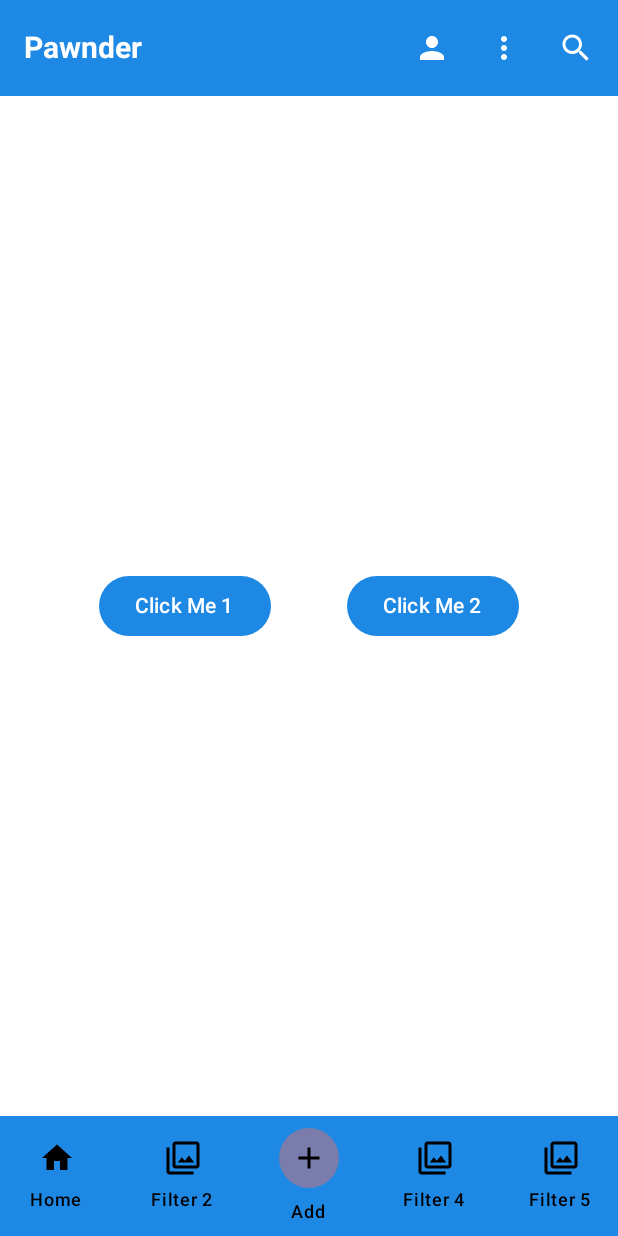
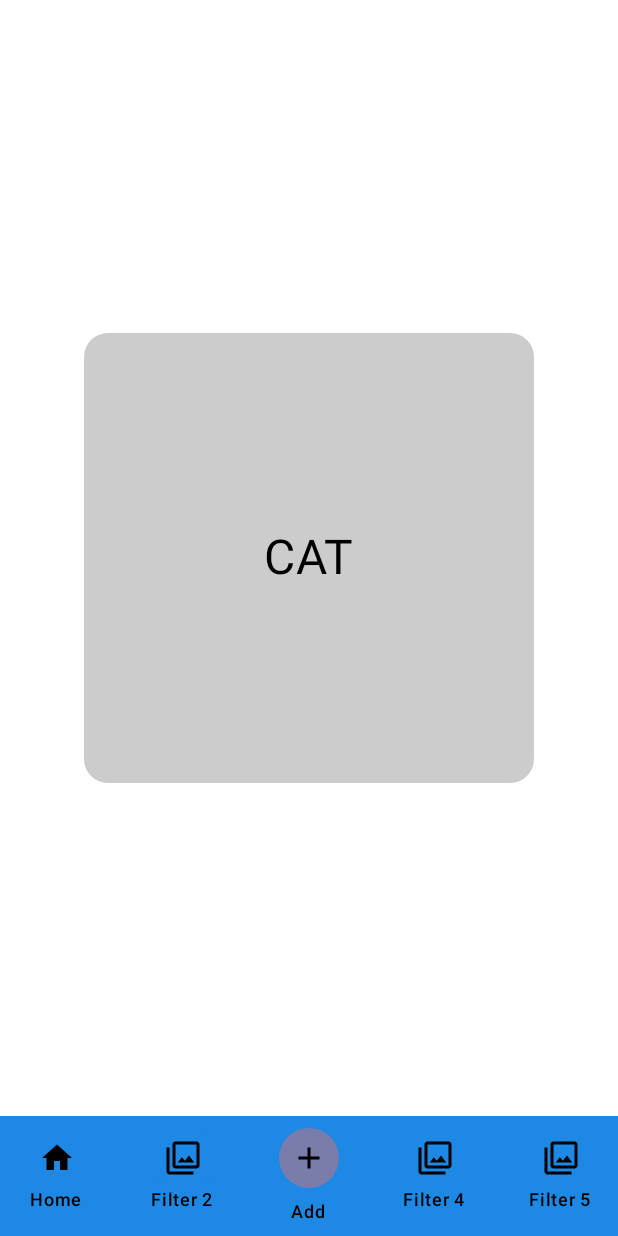
Before and after one commit to SoloHollow/sars-android, an Android app built with Jetpack Compose: the screen it shows after launch (MainActivity), item 2 of the bottom bar chosen, on a phone screen of 412 x 824 dp. Run offline under Robolectric (Android 15) with nearby library versions, the phone set to English and light mode, and no system bars.

Commit message:
Navigation and adoption tab (#5)
* fixed navigation and adoption tab

* changed navigation and adoptiom

* changed the conflicts of mainScreen and PlusScreen

* removed unwanted comments and lint

```diff
--- a/app/build.gradle.kts
+++ b/app/build.gradle.kts
@@ -48,6 +48,7 @@ dependencies {
     implementation("androidx.activity:activity-compose")
     implementation("androidx.lifecycle:lifecycle-runtime-ktx")
     implementation("androidx.compose.material:material-icons-extended")
+    implementation(libs.androidx.navigation.runtime.android)
     debugImplementation("androidx.compose.ui:ui-tooling")
     debugImplementation("androidx.compose.ui:ui-test-manifest")
     testImplementation("junit:junit:4.13.2")
@@ -56,7 +57,7 @@ dependencies {
     androidTestImplementation(platform(libs.androidx.compose.bom))
     androidTestImplementation("androidx.compose.ui:ui-test-junit4")
     //navigation dependency
-    val nav_version = "2.9.1"
+    val nav_version = "2.7.6"
     implementation("androidx.navigation:navigation-compose:$nav_version")
     ///// LIFECYCLE /////
     val lifecycle_version = "2.7.0" // or latest
--- /dev/null
+++ b/app/src/main/java/com/example/sars/AdoptionScreen.kt
@@ -0,0 +1,74 @@
+package com.example.sars
+
+import androidx.compose.foundation.background
+import androidx.compose.foundation.gestures.detectHorizontalDragGestures
+import androidx.compose.foundation.layout.Box
+import androidx.compose.foundation.layout.fillMaxSize
+import androidx.compose.foundation.layout.padding
+import androidx.compose.foundation.layout.size
+import androidx.compose.foundation.shape.RoundedCornerShape
+import androidx.compose.material3.Scaffold
+import androidx.compose.material3.Text
+import androidx.compose.runtime.Composable
+import androidx.compose.runtime.getValue
+import androidx.compose.runtime.mutableIntStateOf
+import androidx.compose.runtime.mutableStateOf
+import androidx.compose.runtime.remember
+import androidx.compose.runtime.setValue
+import androidx.compose.ui.Alignment
+import androidx.compose.ui.Modifier
+import androidx.compose.ui.graphics.Color
+import androidx.compose.ui.input.pointer.pointerInput
+import androidx.compose.ui.tooling.preview.Preview
+import androidx.compose.ui.unit.dp
+import androidx.compose.ui.unit.sp
+import androidx.navigation.NavController
+import androidx.navigation.compose.rememberNavController
+import com.example.jetbrainscomponents.ui.theme.JetbrainsComponentsTheme
+
+
+@Composable
+fun AdoptionScreen(navController: NavController) {
+    val selectedIndex = remember { mutableIntStateOf(1) }
+    var showCamera by remember { mutableStateOf(false) }
+
+    val pets = remember { listOf("CAT", "DOG", "3") }
+    var currentIndex by remember { mutableStateOf(0) } // Correct delegation
+
+
+    Scaffold(
+        bottomBar = { AppBottomBar(navController,selectedIndex, onAddClick = { showCamera = true }) }
+
+    ) { padding ->
+        Box(Modifier.fillMaxSize().padding(padding)) {
+            if (currentIndex <  pets.size) {
+                Box(
+                    modifier = Modifier
+                        .align(Alignment.Center)
+                        .size(300.dp)
+                        .background(Color.LightGray, RoundedCornerShape(16.dp))
+                        .pointerInput(Unit) {
+                            detectHorizontalDragGestures { _, dragAmount ->
+                                if (dragAmount > 0) {  }
+                                else {  }
+                                currentIndex++
+                            }
+                        },
+                    contentAlignment = Alignment.Center
+                ) {
+                    Text(pets[currentIndex], fontSize = 32.sp)                }
+            } else {
+                Text("No more pets", Modifier.align(Alignment.Center))
+            }
+        }
+    }
+}
+
+@Preview(showBackground = true)
+@Composable
+fun PreviewAdoptionScreen() {
+    val navController = rememberNavController()
+    JetbrainsComponentsTheme {
+        AdoptionScreen(navController)
+    }
+}
--- a/app/src/main/java/com/example/sars/MainActivity.kt
+++ b/app/src/main/java/com/example/sars/MainActivity.kt
@@ -6,6 +6,8 @@ import androidx.activity.compose.setContent
 import androidx.activity.enableEdgeToEdge
 import androidx.compose.runtime.Composable
 import androidx.compose.ui.tooling.preview.Preview
+
+import androidx.navigation.compose.rememberNavController
 import com.example.jetbrainscomponents.ui.theme.JetbrainsComponentsTheme
 
 class MainActivity : ComponentActivity() {
@@ -14,7 +16,7 @@ class MainActivity : ComponentActivity() {
         enableEdgeToEdge()
         setContent {
             JetbrainsComponentsTheme {
-                MainScreen()
+                Navigation()
             }
         }
     }
@@ -22,7 +24,8 @@ class MainActivity : ComponentActivity() {
 @Preview(showBackground = true)
 @Composable
 fun PreviewMainScreen() {
+    val navController = rememberNavController()
     JetbrainsComponentsTheme {
-        MainScreen()
+        MainScreen(navController)
     }
 }
--- a/app/src/main/java/com/example/sars/MainScreen.kt
+++ b/app/src/main/java/com/example/sars/MainScreen.kt
@@ -6,20 +6,53 @@ import android.util.Log
 import androidx.activity.compose.rememberLauncherForActivityResult
 import androidx.activity.result.contract.ActivityResultContracts
 import androidx.compose.foundation.background
-import androidx.compose.foundation.layout.*
+import androidx.compose.foundation.layout.Arrangement
+import androidx.compose.foundation.layout.Box
+import androidx.compose.foundation.layout.Column
+import androidx.compose.foundation.layout.Row
+import androidx.compose.foundation.layout.fillMaxSize
+import androidx.compose.foundation.layout.fillMaxWidth
+import androidx.compose.foundation.layout.padding
+import androidx.compose.foundation.layout.size
 import androidx.compose.foundation.shape.CircleShape
 import androidx.compose.material.icons.Icons
-import androidx.compose.material.icons.filled.*
-import androidx.compose.material3.*
-import androidx.compose.runtime.*
+import androidx.compose.material.icons.filled.Add
+import androidx.compose.material.icons.filled.Filter
+import androidx.compose.material.icons.filled.Home
+import androidx.compose.material.icons.filled.MoreVert
+import androidx.compose.material.icons.filled.Person
+import androidx.compose.material.icons.filled.Search
+import androidx.compose.material3.Button
+import androidx.compose.material3.ExperimentalMaterial3Api
+import androidx.compose.material3.Icon
+import androidx.compose.material3.IconButton
+import androidx.compose.material3.MaterialTheme
+import androidx.compose.material3.NavigationBar
+import androidx.compose.material3.NavigationBarItem
+import androidx.compose.material3.NavigationBarItemDefaults
+import androidx.compose.material3.Scaffold
+import androidx.compose.material3.Text
+import androidx.compose.material3.TopAppBar
+import androidx.compose.material3.TopAppBarDefaults
+import androidx.compose.runtime.Composable
+import androidx.compose.runtime.LaunchedEffect
+import androidx.compose.runtime.MutableState
+import androidx.compose.runtime.getValue
+import androidx.compose.runtime.mutableIntStateOf
+import androidx.compose.runtime.mutableStateOf
+import androidx.compose.runtime.remember
+import androidx.compose.runtime.setValue
 import androidx.compose.ui.Alignment
 import androidx.compose.ui.Modifier
 import androidx.compose.ui.graphics.Color
 import androidx.compose.ui.platform.LocalContext
 import androidx.compose.ui.text.font.FontWeight
+import androidx.compose.ui.tooling.preview.Preview
 import androidx.compose.ui.unit.dp
 import androidx.compose.ui.unit.sp
 import androidx.core.content.ContextCompat
+import androidx.navigation.NavController
+import com.example.jetbrainscomponents.ui.theme.JetbrainsComponentsTheme
 
 @OptIn(ExperimentalMaterial3Api::class)
 @Composable
@@ -51,18 +84,18 @@ fun AppTopBar() {
 }
 
 @Composable
-fun AppBottomBar(selectedIndex: MutableState<Int>, onAddClick: () -> Unit) {
+fun AppBottomBar(navController: NavController,selectedIndex: MutableState<Int>, onAddClick: () -> Unit) {
     NavigationBar(containerColor = MaterialTheme.colorScheme.primary) {
         NavigationBarItem(
             selected = selectedIndex.value == 0,
-            onClick = { selectedIndex.value = 0 },
+            onClick = { navController.navigate("Main-Screen")},
             icon = { Icon(Icons.Filled.Home, contentDescription = "Home") },
             label = { Text("Home") },
             colors = navItemColors()
         )
         NavigationBarItem(
             selected = selectedIndex.value == 1,
-            onClick = { selectedIndex.value = 1 },
+            onClick = { navController.navigate("Adoption-Screen")},
             icon = { Icon(Icons.Filled.Filter, contentDescription = "Filter 2") },
             label = { Text("Filter 2") },
             colors = navItemColors()
@@ -113,6 +146,7 @@ fun navItemColors() = NavigationBarItemDefaults.colors(
     indicatorColor = MaterialTheme.colorScheme.primary
 )
 
+
 @Composable
 fun RequestCameraPermission(onPermissionGranted: () -> Unit) {
     val context = LocalContext.current
@@ -137,7 +171,7 @@ fun RequestCameraPermission(onPermissionGranted: () -> Unit) {
 }
 
 @Composable
-fun MainScreen() {
+fun MainScreen(navController: NavController) {
     val selectedIndex = remember { mutableIntStateOf(0) }
     var permissionGranted by remember { mutableStateOf(false) }
     var showCamera by remember { mutableStateOf(false) }
@@ -153,11 +187,11 @@ fun MainScreen() {
             Text("Requesting Camera Permission...")
         }
     } else if (showCamera) {
-        CameraScreen(onClose = { showCamera = false })
+        CameraScreen(navController,onClose = { showCamera = false })
     } else {
         Scaffold(
             topBar = { AppTopBar() },
-            bottomBar = { AppBottomBar(selectedIndex, onAddClick = { showCamera = true }) }
+            bottomBar = { AppBottomBar( navController ,selectedIndex, onAddClick = { showCamera = true }) }
         ) { innerPadding ->
             Column(
                 modifier = Modifier
@@ -182,3 +216,10 @@ fun MainScreen() {
         }
     }
 }
+@Preview(showBackground = true)
+@Composable
+fun PreviewScreen() {
+    JetbrainsComponentsTheme {
+        Navigation()
+    }
+}
--- /dev/null
+++ b/app/src/main/java/com/example/sars/Navigation.kt
@@ -0,0 +1,52 @@
+package com.example.sars
+
+import android.util.Log
+import androidx.compose.runtime.Composable
+import androidx.navigation.NavController
+import androidx.navigation.NavGraph
+import androidx.navigation.compose.NavHost
+import androidx.navigation.compose.composable
+import androidx.navigation.compose.rememberNavController
+import androidx.navigation.createGraph
+
+
+@Composable
+fun Navigation() {   //navController
+    val navController = rememberNavController()
+
+    navController.addOnDestinationChangedListener{navController,
+                                                  destination,
+                                                    arguments->
+        Log.i("NavController","Destination: ${destination.route}")
+
+    }
+
+
+//navHost
+    NavHost(navController = navController, graph = navGraphBuilder(navController))
+}
+
+//Nav graph
+
+fun navGraphBuilder(navController: NavController):NavGraph
+{
+
+    return navController.createGraph(startDestination = "Main-Screen")
+    {
+
+        composable("Main-Screen")
+        {
+            MainScreen(navController)
+        }
+
+        composable("Adoption-Screen")
+        {
+            AdoptionScreen(navController)
+        }
+
+        composable("Plus-Screen")
+        {
+            CameraScreen (navController,onClose = { var showCamera = false })
+        }
+    }
+}
--- a/gradle/libs.versions.toml
+++ b/gradle/libs.versions.toml
@@ -8,6 +8,7 @@ espressoCore = "3.6.1"
 lifecycleRuntimeKtx = "2.9.1"
 activityCompose = "1.10.1"
 composeBom = "2024.09.00"
+navigationRuntimeAndroid = "2.9.1"
 
 [libraries]
 androidx-core-ktx = { group = "androidx.core", name = "core-ktx", version.ref = "coreKtx" }
@@ -24,6 +25,7 @@ androidx-ui-tooling-preview = { group = "androidx.compose.ui", name = "ui-toolin
 androidx-ui-test-manifest = { group = "androidx.compose.ui", name = "ui-test-manifest" }
 androidx-ui-test-junit4 = { group = "androidx.compose.ui", name = "ui-test-junit4" }
 androidx-material3 = { group = "androidx.compose.material3", name = "material3" }
+androidx-navigation-runtime-android = { group = "androidx.navigation", name = "navigation-runtime-android", version.ref = "navigationRuntimeAndroid" }
 
 [plugins]
 android-application = { id = "com.android.application", version.ref = "agp" }
```
Also changed, not shown: app/src/main/java/com/example/sars/PlusScreen.kt (renamed from app/src/main/java/com/example/sars/plusScreen.kt, +36 -10 lines).
